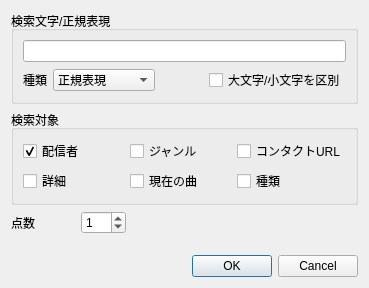
Before: the Qt Designer form expressiondialog.ui in bookdraft/QPeerCastYP, drawn with Qt 5.
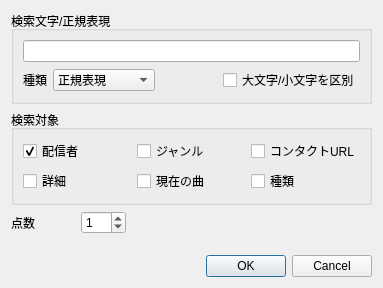
After: the same form once the commit is applied.

Patch:
```diff
--- a/expressiondialog.ui
+++ b/expressiondialog.ui
@@ -5,7 +5,7 @@
    <rect>
     <x>0</x>
     <y>0</y>
-    <width>369</width>
+    <width>383</width>
     <height>288</height>
    </rect>
   </property>
```
